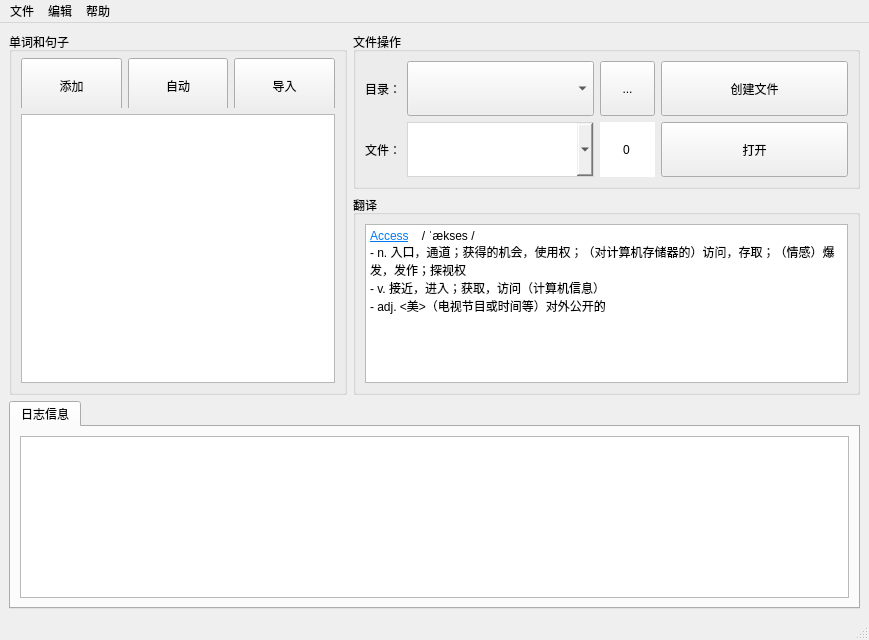
This is mainwindow.ui in WeiMuYang/Words-Book-Assistant as Qt 5 draws it before an edit. The edited form follows.
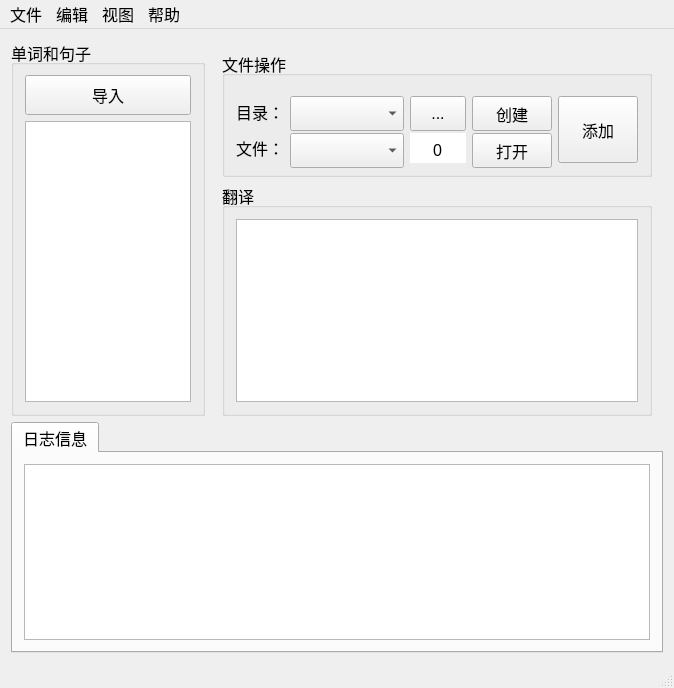
This is the edited form.

Commit message: feat: 更新界面，初步添加了文件功能

Patch:
```diff
--- a/mainwindow.ui
+++ b/mainwindow.ui
@@ -6,17 +6,34 @@
    <rect>
     <x>0</x>
     <y>0</y>
-    <width>869</width>
-    <height>640</height>
+    <width>674</width>
+    <height>688</height>
    </rect>
   </property>
+  <property name="minimumSize">
+   <size>
+    <width>600</width>
+    <height>600</height>
+   </size>
+  </property>
+  <property name="maximumSize">
+   <size>
+    <width>16777215</width>
+    <height>16777215</height>
+   </size>
+  </property>
+  <property name="font">
+   <font>
+    <pointsize>12</pointsize>
+   </font>
+  </property>
   <property name="windowTitle">
    <string>MainWindow</string>
   </property>
   <widget class="QWidget" name="centralwidget">
    <layout class="QVBoxLayout" name="verticalLayout_8">
     <item>
-     <layout class="QHBoxLayout" name="horizontalLayout_3" stretch="2,3">
+     <layout class="QHBoxLayout" name="horizontalLayout" stretch="3,7">
       <item>
        <widget class="QGroupBox" name="listWgt">
         <property name="sizePolicy">
@@ -40,12 +57,9 @@
         <property name="title">
          <string>单词和句子</string>
         </property>
-        <layout class="QVBoxLayout" name="listLayout" stretch="2,5">
-         <property name="spacing">
-          <number>6</number>
-         </property>
+        <layout class="QVBoxLayout" name="listLayout" stretch="0,5">
          <property name="topMargin">
-          <number>6</number>
+          <number>10</number>
          </property>
          <item>
           <widget class="QWidget" name="listPbnWgt" native="true">
@@ -86,7 +100,7 @@
             <item>
              <widget class="QPushButton" name="addPbn">
               <property name="sizePolicy">
-               <sizepolicy hsizetype="Preferred" vsizetype="Fixed">
+               <sizepolicy hsizetype="Expanding" vsizetype="Expanding">
                 <horstretch>0</horstretch>
                 <verstretch>0</verstretch>
                </sizepolicy>
@@ -94,57 +108,7 @@
               <property name="minimumSize">
                <size>
                 <width>0</width>
-                <height>55</height>
-               </size>
-              </property>
-              <property name="maximumSize">
-               <size>
-                <width>16777215</width>
-                <height>16777215</height>
-               </size>
-              </property>
-              <property name="text">
-               <string>添加</string>
-              </property>
-             </widget>
-            </item>
-            <item>
-             <widget class="QPushButton" name="autoPbn">
-              <property name="sizePolicy">
-               <sizepolicy hsizetype="Preferred" vsizetype="Fixed">
-                <horstretch>0</horstretch>
-                <verstretch>0</verstretch>
-               </sizepolicy>
-              </property>
-              <property name="minimumSize">
-               <size>
-                <width>0</width>
-                <height>55</height>
-               </size>
-              </property>
-              <property name="maximumSize">
-               <size>
-                <width>16777215</width>
-                <height>16777215</height>
-               </size>
-              </property>
-              <property name="text">
-               <string>自动</string>
-              </property>
-             </widget>
-            </item>
-            <item>
-             <widget class="QPushButton" name="autoPbn_2">
-              <property name="sizePolicy">
-               <sizepolicy hsizetype="Preferred" vsizetype="Fixed">
-                <horstretch>0</horstretch>
-                <verstretch>0</verstretch>
-               </sizepolicy>
-              </property>
-              <property name="minimumSize">
-               <size>
-                <width>0</width>
-                <height>55</height>
+                <height>35</height>
                </size>
               </property>
               <property name="maximumSize">
@@ -164,7 +128,7 @@
          <item>
           <widget class="QListWidget" name="addList">
            <property name="sizePolicy">
-            <sizepolicy hsizetype="Preferred" vsizetype="Preferred">
+            <sizepolicy hsizetype="Preferred" vsizetype="Expanding">
              <horstretch>0</horstretch>
              <verstretch>0</verstretch>
             </sizepolicy>
@@ -181,49 +145,106 @@
        </widget>
       </item>
       <item>
-       <layout class="QVBoxLayout" name="verticalLayout_2" stretch="1,3">
+       <widget class="QWidget" name="rightWgt" native="true">
+        <property name="sizePolicy">
+         <sizepolicy hsizetype="Expanding" vsizetype="Preferred">
+          <horstretch>0</horstretch>
+          <verstretch>0</verstretch>
+         </sizepolicy>
+        </property>
+        <layout class="QVBoxLayout" name="verticalLayout" stretch="1,3">
+         <property name="bottomMargin">
+          <number>0</number>
+         </property>
         <item>
-         <widget class="QGroupBox" name="groupBox">
+          <widget class="QGroupBox" name="pathWgt">
+           <property name="sizePolicy">
+            <sizepolicy hsizetype="Preferred" vsizetype="Preferred">
+             <horstretch>0</horstretch>
+             <verstretch>0</verstretch>
+            </sizepolicy>
+           </property>
+           <property name="minimumSize">
+            <size>
+             <width>0</width>
+             <height>126</height>
+            </size>
+           </property>
+           <property name="maximumSize">
+            <size>
+             <width>16777215</width>
+             <height>155</height>
+            </size>
+           </property>
           <property name="title">
            <string>文件操作</string>
           </property>
-          <layout class="QHBoxLayout" name="horizontalLayout">
+           <layout class="QHBoxLayout" name="horizontalLayout_4" stretch="3,1,1,1">
+            <property name="topMargin">
+             <number>20</number>
+            </property>
            <item>
-            <layout class="QVBoxLayout" name="verticalLayout">
+             <layout class="QVBoxLayout" name="verticalLayout_3">
+              <item>
+               <layout class="QHBoxLayout" name="horizontalLayout_5">
              <item>
               <widget class="QLabel" name="label">
+                  <property name="sizePolicy">
+                   <sizepolicy hsizetype="Fixed" vsizetype="Expanding">
+                    <horstretch>0</horstretch>
+                    <verstretch>0</verstretch>
+                   </sizepolicy>
+                  </property>
+                  <property name="maximumSize">
+                   <size>
+                    <width>16777215</width>
+                    <height>35</height>
+                   </size>
+                  </property>
                <property name="text">
                 <string>目录：</string>
                </property>
               </widget>
              </item>
              <item>
+                 <widget class="QComboBox" name="repoPathComBox">
+                  <property name="sizePolicy">
+                   <sizepolicy hsizetype="Expanding" vsizetype="Expanding">
+                    <horstretch>0</horstretch>
+                    <verstretch>0</verstretch>
+                   </sizepolicy>
+                  </property>
+                  <property name="minimumSize">
+                   <size>
+                    <width>70</width>
+                    <height>35</height>
+                   </size>
+                  </property>
+                 </widget>
+                </item>
+               </layout>
+              </item>
+              <item>
+               <layout class="QHBoxLayout" name="horizontalLayout_7">
+                <item>
               <widget class="QLabel" name="label_2">
+                  <property name="sizePolicy">
+                   <sizepolicy hsizetype="Fixed" vsizetype="Expanding">
+                    <horstretch>0</horstretch>
+                    <verstretch>0</verstretch>
+                   </sizepolicy>
+                  </property>
+                  <property name="maximumSize">
+                   <size>
+                    <width>16777215</width>
+                    <height>35</height>
+                   </size>
+                  </property>
                <property name="text">
                 <string>文件：</string>
                </property>
               </widget>
              </item>
-            </layout>
-           </item>
-           <item>
-            <layout class="QVBoxLayout" name="verticalLayout_3">
-             <item>
-              <widget class="QComboBox" name="tarPathCombox">
-               <property name="sizePolicy">
-                <sizepolicy hsizetype="Expanding" vsizetype="Expanding">
-                 <horstretch>0</horstretch>
-                 <verstretch>0</verstretch>
-                </sizepolicy>
-               </property>
-               <property name="minimumSize">
-                <size>
-                 <width>70</width>
-                 <height>35</height>
-                </size>
-               </property>
-              </widget>
-             </item>
              <item>
               <widget class="QComboBox" name="subPathComBox">
                <property name="sizePolicy">
@@ -234,23 +255,43 @@
                </property>
                <property name="minimumSize">
                 <size>
-                 <width>80</width>
+                    <width>70</width>
                  <height>35</height>
                 </size>
                </property>
-               <property name="styleSheet">
-                <string notr="true">border: 1px solid #d9d5d2</string>
-               </property>
               </widget>
              </item>
             </layout>
            </item>
+             </layout>
+            </item>
            <item>
-            <layout class="QVBoxLayout" name="verticalLayout_4">
+             <widget class="QWidget" name="openWgt" native="true">
+              <property name="sizePolicy">
+               <sizepolicy hsizetype="Expanding" vsizetype="Preferred">
+                <horstretch>0</horstretch>
+                <verstretch>0</verstretch>
+               </sizepolicy>
+              </property>
+              <layout class="QVBoxLayout" name="verticalLayout_4" stretch="1,1">
+               <property name="leftMargin">
+                <number>0</number>
+               </property>
+               <property name="topMargin">
+                <number>0</number>
+               </property>
+               <property name="rightMargin">
+                <number>0</number>
+               </property>
+               <property name="bottomMargin">
+                <number>0</number>
+               </property>
              <item>
-              <widget class="QToolButton" name="repoPathPtn">
+                <layout class="QHBoxLayout" name="horizontalLayout_3" stretch="0">
+                 <item>
+                  <widget class="QToolButton" name="toolButton">
                <property name="sizePolicy">
-                <sizepolicy hsizetype="Fixed" vsizetype="Expanding">
+                    <sizepolicy hsizetype="Expanding" vsizetype="Expanding">
                  <horstretch>0</horstretch>
                  <verstretch>0</verstretch>
                 </sizepolicy>
@@ -266,10 +307,14 @@
                </property>
               </widget>
              </item>
+                </layout>
+               </item>
+               <item>
+                <layout class="QHBoxLayout" name="horizontalLayout_8" stretch="1">
              <item>
               <widget class="QSpinBox" name="numSpinBox">
                <property name="sizePolicy">
-                <sizepolicy hsizetype="Fixed" vsizetype="Expanding">
+                    <sizepolicy hsizetype="Expanding" vsizetype="Expanding">
                  <horstretch>0</horstretch>
                  <verstretch>0</verstretch>
                 </sizepolicy>
@@ -296,39 +341,42 @@
              </item>
             </layout>
            </item>
+              </layout>
+             </widget>
+            </item>
            <item>
-            <layout class="QVBoxLayout" name="verticalLayout_6">
+             <layout class="QVBoxLayout" name="verticalLayout_2">
              <item>
               <widget class="QPushButton" name="createMarkdownPbn">
                <property name="sizePolicy">
-                <sizepolicy hsizetype="Expanding" vsizetype="Fixed">
+                 <sizepolicy hsizetype="Expanding" vsizetype="Expanding">
                  <horstretch>0</horstretch>
                  <verstretch>0</verstretch>
                 </sizepolicy>
                </property>
                <property name="minimumSize">
                 <size>
-                 <width>90</width>
-                 <height>55</height>
+                  <width>0</width>
+                  <height>35</height>
                 </size>
                </property>
                <property name="text">
-                <string>创建文件</string>
+                 <string>创建</string>
                </property>
               </widget>
              </item>
              <item>
-              <widget class="QToolButton" name="OpenMarkdownPbn">
+               <widget class="QPushButton" name="openFilePbn">
                <property name="sizePolicy">
-                <sizepolicy hsizetype="Expanding" vsizetype="Fixed">
+                 <sizepolicy hsizetype="Expanding" vsizetype="Expanding">
                  <horstretch>0</horstretch>
                  <verstretch>0</verstretch>
                 </sizepolicy>
                </property>
                <property name="minimumSize">
                 <size>
-                 <width>90</width>
-                 <height>55</height>
+                  <width>0</width>
+                  <height>35</height>
                 </size>
                </property>
                <property name="text">
@@ -338,6 +386,59 @@
              </item>
             </layout>
            </item>
+            <item>
+             <layout class="QHBoxLayout" name="horizontalLayout_9" stretch="1">
+              <item>
+               <widget class="QWidget" name="filePbnWgt" native="true">
+                <property name="sizePolicy">
+                 <sizepolicy hsizetype="Expanding" vsizetype="Preferred">
+                  <horstretch>0</horstretch>
+                  <verstretch>0</verstretch>
+                 </sizepolicy>
+                </property>
+                <layout class="QVBoxLayout" name="verticalLayout_6">
+                 <property name="leftMargin">
+                  <number>0</number>
+                 </property>
+                 <property name="topMargin">
+                  <number>0</number>
+                 </property>
+                 <property name="rightMargin">
+                  <number>0</number>
+                 </property>
+                 <property name="bottomMargin">
+                  <number>0</number>
+                 </property>
+                 <item>
+                  <widget class="QPushButton" name="addWordSentPbn">
+                   <property name="sizePolicy">
+                    <sizepolicy hsizetype="Expanding" vsizetype="Expanding">
+                     <horstretch>0</horstretch>
+                     <verstretch>0</verstretch>
+                    </sizepolicy>
+                   </property>
+                   <property name="minimumSize">
+                    <size>
+                     <width>0</width>
+                     <height>35</height>
+                    </size>
+                   </property>
+                   <property name="maximumSize">
+                    <size>
+                     <width>16777215</width>
+                     <height>16777215</height>
+                    </size>
+                   </property>
+                   <property name="text">
+                    <string>添加</string>
+                   </property>
+                  </widget>
+                 </item>
+                </layout>
+               </widget>
+              </item>
+             </layout>
+            </item>
           </layout>
          </widget>
         </item>
@@ -354,26 +455,13 @@
           </property>
           <layout class="QVBoxLayout" name="verticalLayout_5">
            <item>
-            <widget class="QTextEdit" name="textEdit">
-             <property name="html">
-              <string>&lt;!DOCTYPE HTML PUBLIC &quot;-//W3C//DTD HTML 4.0//EN&quot; &quot;http://www.w3.org/TR/REC-html40/strict.dtd&quot;&gt;
-&lt;html&gt;&lt;head&gt;&lt;meta name=&quot;qrichtext&quot; content=&quot;1&quot; /&gt;&lt;meta charset=&quot;utf-8&quot; /&gt;&lt;style type=&quot;text/css&quot;&gt;
-p, li { white-space: pre-wrap; }
-hr { height: 1px; border-width: 0; }
-li.unchecked::marker { content: &quot;\2610&quot;; }
-li.checked::marker { content: &quot;\2612&quot;; }
-&lt;/style&gt;&lt;/head&gt;&lt;body style=&quot; font-family:'Microsoft YaHei UI'; font-size:9pt; font-weight:400; font-style:normal;&quot;&gt;
-&lt;p style=&quot; margin-top:0px; margin-bottom:0px; margin-left:0px; margin-right:0px; -qt-block-indent:0; text-indent:0px;&quot;&gt;&lt;a href=&quot;https://dictionary.cambridge.org/dictionary/english-chinese-simplified/Access&quot;&gt;&lt;span style=&quot; text-decoration: underline; color:#007af4;&quot;&gt;Access&lt;/span&gt;&lt;/a&gt;    / ˈækses /     &lt;/p&gt;
-&lt;p style=&quot; margin-top:0px; margin-bottom:0px; margin-left:0px; margin-right:0px; -qt-block-indent:0; text-indent:0px;&quot;&gt;- n. 入口，通道；获得的机会，使用权；（对计算机存储器的）访问，存取；（情感）爆发，发作；探视权 &lt;/p&gt;
-&lt;p style=&quot; margin-top:0px; margin-bottom:0px; margin-left:0px; margin-right:0px; -qt-block-indent:0; text-indent:0px;&quot;&gt;- v. 接近，进入；获取，访问（计算机信息） &lt;/p&gt;
-&lt;p style=&quot; margin-top:0px; margin-bottom:0px; margin-left:0px; margin-right:0px; -qt-block-indent:0; text-indent:0px;&quot;&gt;- adj. &amp;lt;美&amp;gt;（电视节目或时间等）对外公开的 &lt;/p&gt;&lt;/body&gt;&lt;/html&gt;</string>
-             </property>
-            </widget>
+             <widget class="QTextEdit" name="textEdit"/>
            </item>
           </layout>
          </widget>
         </item>
        </layout>
+       </widget>
       </item>
      </layout>
     </item>
@@ -401,11 +489,11 @@
     <rect>
      <x>0</x>
      <y>0</y>
-     <width>869</width>
-     <height>17</height>
+     <width>674</width>
+     <height>21</height>
     </rect>
    </property>
-   <widget class="QMenu" name="menu">
+   <widget class="QMenu" name="menuFile">
     <property name="title">
      <string>文件</string>
     </property>
@@ -413,20 +501,28 @@
     <addaction name="actionactFileConf"/>
     <addaction name="actRestart"/>
    </widget>
-   <widget class="QMenu" name="menu_2">
+   <widget class="QMenu" name="menuEdit">
     <property name="title">
      <string>编辑</string>
     </property>
    </widget>
-   <widget class="QMenu" name="menu_3">
+   <widget class="QMenu" name="menuHelp">
     <property name="title">
      <string>帮助</string>
     </property>
     <addaction name="actionAbout"/>
    </widget>
+   <widget class="QMenu" name="menu">
+    <property name="title">
+     <string>视图</string>
+    </property>
+    <addaction name="actionSimpleView"/>
+    <addaction name="actionStayTop"/>
+   </widget>
+   <addaction name="menuFile"/>
+   <addaction name="menuEdit"/>
    <addaction name="menu"/>
-   <addaction name="menu_2"/>
-   <addaction name="menu_3"/>
+   <addaction name="menuHelp"/>
   </widget>
   <widget class="QStatusBar" name="statusbar"/>
   <action name="actRestart">
@@ -450,6 +546,7 @@
    </property>
   </action>
  </widget>
+ <layoutdefault spacing="6" margin="11"/>
  <resources/>
  <connections/>
 </ui>
```
Left out of the diff: 109 changed lines with no effect on the pictures. Lines whose indentation alone changed are shown as unchanged. The commit also changes 12 other files.
